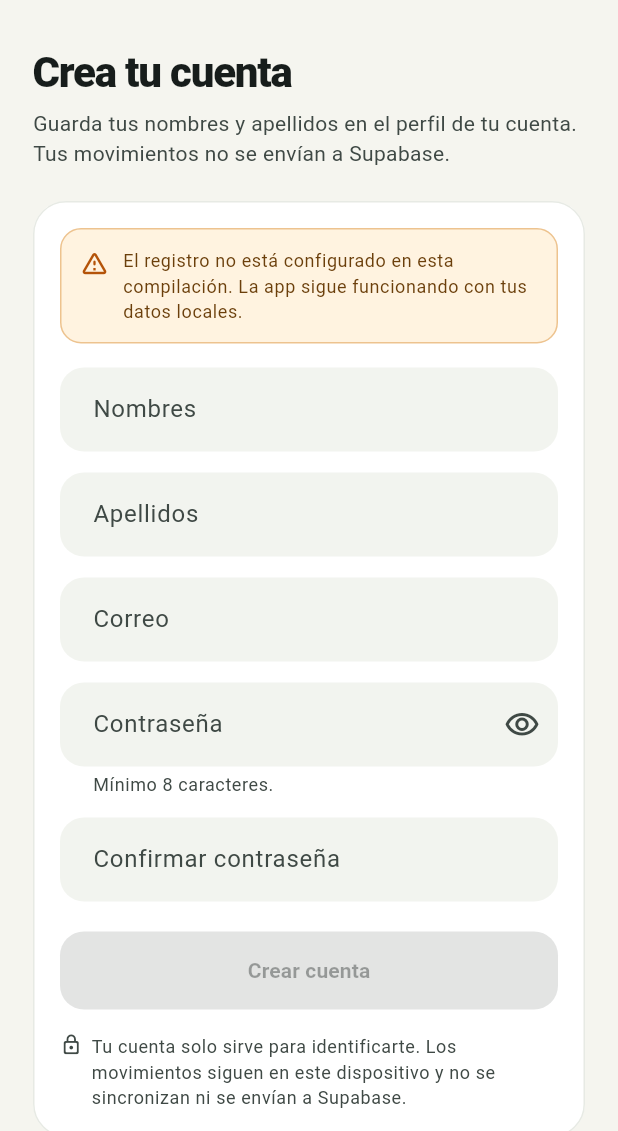
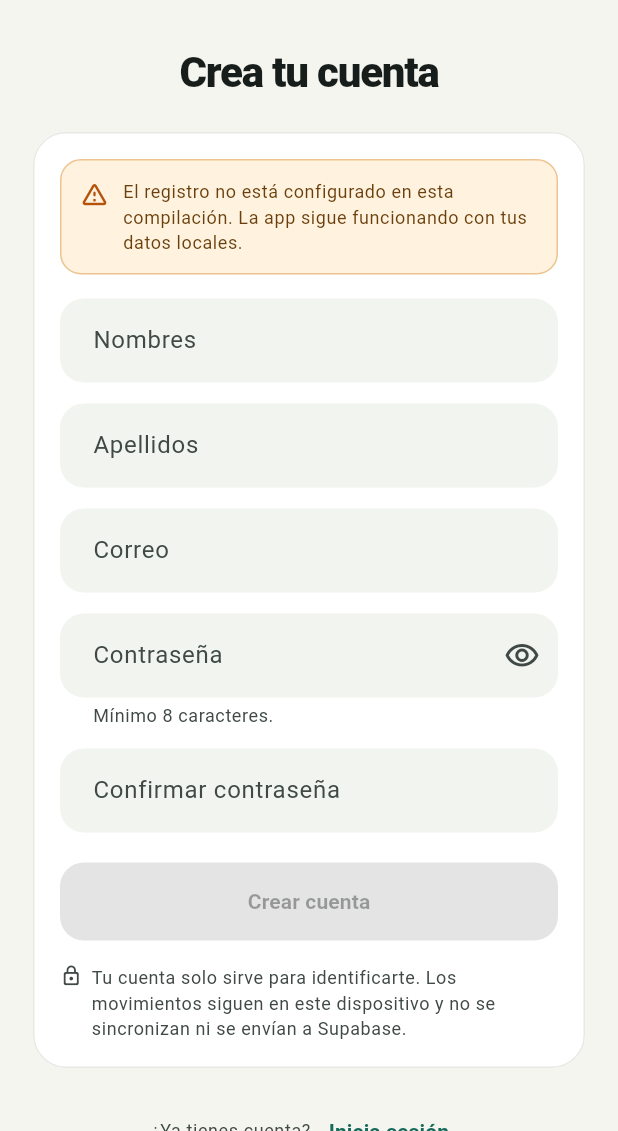
Before and after one commit to Jeremypxp/Moneva-Finanzas, a Flutter app: the RegisterScreen screen opened by its route, on a phone screen of 412 x 824 dp, the part 105-1236 px from its top. Run offline on Flutter 3.47's test engine with Material 3 defaults, Android fonts, the phone set to English and light mode, and no system bars; our stand-ins replace app_links, csv, drift, drift_flutter, flutter_riverpod, go_router and 2 more; accounts and stored records are empty; generated files the repository leaves out were written again.

Commit message:
feat: corregir jerarquía del encabezado del resumen y ajustes de autenticación
- Restaurar 'Moneva' como marca en la parte superior del dashboard
- Saludo 'Hola, Jeremy' separado con jerarquía tipográfica clara
- Título y subtítulo centrados en login y registro
- SnackBar de verificación de correo con mensaje claro
- Botón 'Cerrar sesión' al final de Configuración con estilo rojo
- Estado de carga para evitar toques repetidos en cierre de sesión

```diff
--- a/lib/features/auth/presentation/email_verification_screen.dart
+++ b/lib/features/auth/presentation/email_verification_screen.dart
@@ -36,7 +36,7 @@ class _EmailVerificationScreenState
           ..hideCurrentSnackBar()
           ..showSnackBar(
             const SnackBar(
-              content: Text('Se ha verificado la cuenta.'),
+              content: Text('Correo verificado. Ya puedes iniciar sesión.'),
               backgroundColor: Color(0xFF16805F),
               duration: Duration(seconds: 3),
             ),
--- a/lib/features/auth/presentation/login_screen.dart
+++ b/lib/features/auth/presentation/login_screen.dart
@@ -83,6 +83,7 @@ class _LoginScreenState extends ConsumerState<LoginScreen> {
       subtitle:
           'Inicia sesión para identificarte en Moneva. Tus movimientos siguen '
           'guardados en este dispositivo.',
+      centerHeader: true,
       footer: Wrap(
         alignment: WrapAlignment.center,
         crossAxisAlignment: WrapCrossAlignment.center,
--- a/lib/features/auth/presentation/register_screen.dart
+++ b/lib/features/auth/presentation/register_screen.dart
@@ -141,9 +141,7 @@ class _RegisterScreenState extends ConsumerState<RegisterScreen> {
 
     return AuthScaffold(
       title: 'Crea tu cuenta',
-      subtitle:
-          'Guarda tus nombres y apellidos en el perfil de tu cuenta. Tus '
-          'movimientos no se envían a Supabase.',
+      centerHeader: true,
       footer: Wrap(
         alignment: WrapAlignment.center,
         crossAxisAlignment: WrapCrossAlignment.center,
--- a/lib/features/auth/presentation/widgets/auth_components.dart
+++ b/lib/features/auth/presentation/widgets/auth_components.dart
@@ -8,14 +8,16 @@ import '../../domain/password_strength.dart';
 class AuthScaffold extends StatelessWidget {
   const AuthScaffold({
     required this.title,
-    required this.subtitle,
+    this.subtitle,
+    this.centerHeader = false,
     required this.child,
     this.footer,
     super.key,
   });
 
   final String title;
-  final String subtitle;
+  final String? subtitle;
+  final bool centerHeader;
   final Widget child;
   final Widget? footer;
 
@@ -60,14 +62,40 @@ class AuthScaffold extends StatelessWidget {
                     ],
                   ),
                   const SizedBox(height: 30),
+                  if (centerHeader)
+                    Center(
+                      child: Column(
+                        crossAxisAlignment: CrossAxisAlignment.center,
+                        children: [
+                          Text(
+                            title,
+                            style: theme.textTheme.headlineMedium,
+                            textAlign: TextAlign.center,
+                          ),
+                          if (subtitle != null && subtitle!.isNotEmpty) ...[
+                            const SizedBox(height: 6),
+                            Text(
+                              subtitle!,
+                              style: theme.textTheme.bodyMedium?.copyWith(
+                                color: theme.colorScheme.onSurfaceVariant,
+                              ),
+                              textAlign: TextAlign.center,
+                            ),
+                          ],
+                        ],
+                      ),
+                    )
+                  else ...[
                     Text(title, style: theme.textTheme.headlineMedium),
                     const SizedBox(height: 6),
+                    if (subtitle != null && subtitle!.isNotEmpty)
                       Text(
-                    subtitle,
+                        subtitle!,
                         style: theme.textTheme.bodyMedium?.copyWith(
                           color: theme.colorScheme.onSurfaceVariant,
                         ),
                       ),
+                  ],
                   const SizedBox(height: 22),
                   Card(
                     child: Padding(
```
Also changed, not shown: lib/features/auth/application/auth_providers.dart (+10 -0 lines), lib/features/dashboard/presentation/dashboard_screen.dart (+23 -3 lines), lib/features/settings/presentation/settings_screen.dart (+61 -11 lines), 3 other files. Lines whose indentation alone changed are shown as unchanged.
